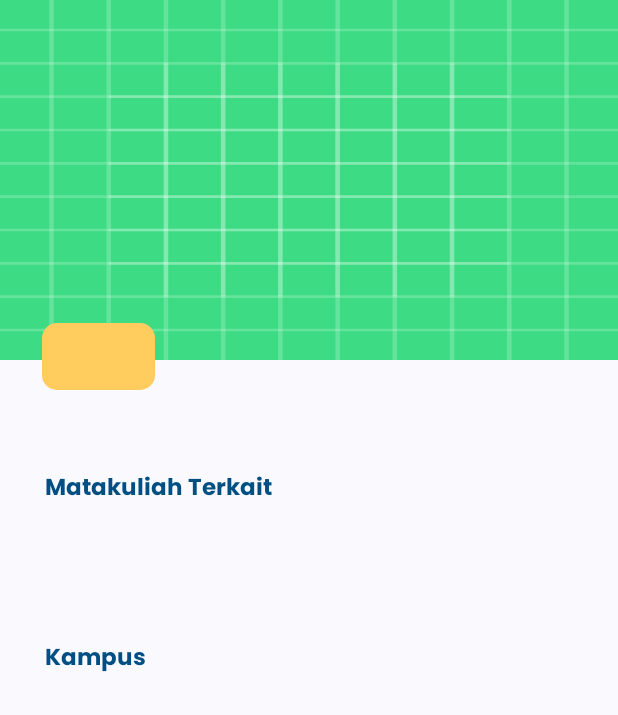
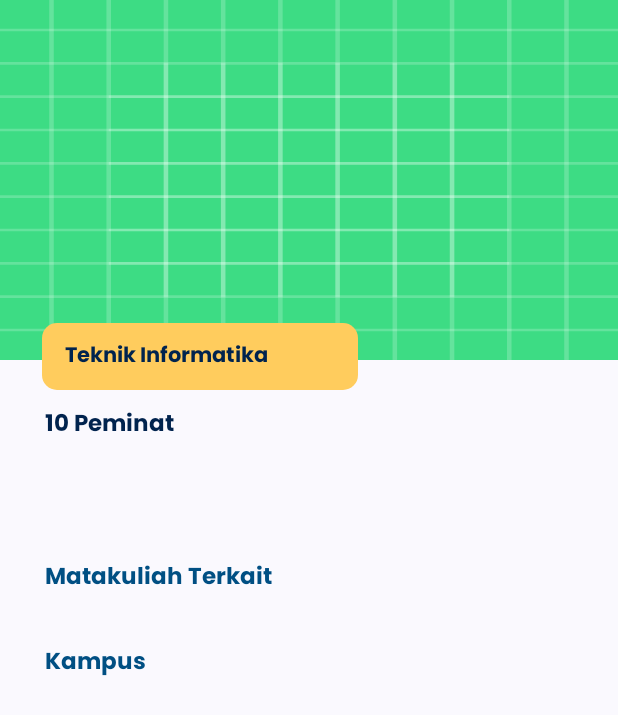
Before and after one commit to Compassion-ly/Compassion.ly, an Android app: the DetailJurusanActivity screen opened directly, with no data from a screen before it, on a phone screen of 412 x 824 dp. Shown: the top 715 px of the screen. Run offline under Robolectric (Android 15) with nearby library versions, the phone set to English and light mode, and no system bars; our stand-ins replace Room's generated code; pictures from the network do not load.

Commit message:
get detail major

```diff
--- a/app/src/main/java/com/capstone/compassionly/repository/core/network/MajorRepository.kt
+++ b/app/src/main/java/com/capstone/compassionly/repository/core/network/MajorRepository.kt
@@ -85,7 +85,7 @@ class MajorRepository {
             }
         } catch (e: HttpException) {
             val jsonInString = e.response()?.errorBody()?.string()
-            val errorBody = Gson().fromJson(jsonInString, ErrorModel::class.java)
+            val errorBody = Gson().fromJson(jsonInString, ErrorMajorDetailModel::class.java)
             val errorMessage = errorBody.detail
             emit(Resources.Error(errorMessage))
         }
--- a/app/src/main/res/layout/activity_detail_jurusan.xml
+++ b/app/src/main/res/layout/activity_detail_jurusan.xml
@@ -1,12 +1,11 @@
-<?xml version="1.0" encoding="utf-8"?>
-
 <ScrollView xmlns:android="http://schemas.android.com/apk/res/android"
+    xmlns:app="http://schemas.android.com/apk/res-auto"
+    xmlns:tools="http://schemas.android.com/tools"
     android:layout_width="match_parent"
     android:layout_height="match_parent"
     android:fitsSystemWindows="true">
 
-    <androidx.constraintlayout.widget.ConstraintLayout xmlns:app="http://schemas.android.com/apk/res-auto"
-        xmlns:tools="http://schemas.android.com/tools"
+    <androidx.constraintlayout.widget.ConstraintLayout
         android:id="@+id/main"
         android:layout_width="match_parent"
         android:layout_height="wrap_content"
@@ -19,7 +18,8 @@
             android:contentDescription="@string/image_major"
             android:scaleType="fitXY"
             android:src="@drawable/ic_launcher_background"
-            app:layout_constraintTop_toTopOf="parent" />
+            app:layout_constraintTop_toTopOf="parent"
+            android:focusableInTouchMode="true"/>
 
         <TextView
             android:id="@+id/tv_major_name"
@@ -32,7 +32,7 @@
             android:paddingVertical="10dp"
             android:paddingStart="15dp"
             android:paddingEnd="60dp"
-            tools:text="Teknik Informatika"
+            android:text="Teknik Informatika"
             android:textColor="@color/md_theme_primary"
             android:textSize="14sp"
             android:textStyle="bold"
@@ -40,18 +40,60 @@
             app:layout_constraintTop_toTopOf="parent" />
 
         <TextView
+            android:id="@+id/tv_peminat"
+            android:layout_width="wrap_content"
+            android:layout_height="wrap_content"
+            android:layout_marginHorizontal="30dp"
+            android:layout_marginTop="10dp"
+            android:fontFamily="@font/poppins"
+            android:text="10 Peminat"
+            android:textColor="@color/md_theme_primary"
+            android:textSize="15sp"
+            android:textStyle="bold"
+            app:layout_constraintStart_toStartOf="parent"
+            app:layout_constraintTop_toBottomOf="@+id/tv_major_name" />
+
+        <TextView
+            android:id="@+id/tv_major_level"
+            android:layout_width="wrap_content"
+            android:layout_height="wrap_content"
+            android:layout_marginHorizontal="30dp"
+            android:layout_marginTop="10dp"
+            android:fontFamily="@font/poppins"
+            tools:text="Undergraduate"
+            android:textColor="@color/md_theme_primary"
+            android:textSize="15sp"
+            android:textStyle="bold"
+            app:layout_constraintEnd_toEndOf="parent"
+            app:layout_constraintTop_toBottomOf="@+id/tv_major_name" />
+
+        <TextView
             android:id="@+id/tv_major_def"
             android:layout_width="match_parent"
             android:layout_height="wrap_content"
             android:layout_marginHorizontal="30dp"
-            android:layout_marginVertical="20dp"
+            android:layout_marginVertical="10dp"
             android:fontFamily="@font/poppins"
             android:justificationMode="inter_word"
-            tools:text="Lorem ipsum dolor sit amet, consectetur adipiscing elit. In sagittis ornare neque et posuere. Lorem ipsum dolor sit amet, consectetur adipiscing elit. In sagittis ornare neque et posuere.Lorem ipsum dolor sit amet, consectetur adipiscing elit. In sagittis ornare neque et posuere.Lorem ipsum dolor sit amet, consectetur adipiscing elit. In sagittis ornare neque et posuere.Lorem ipsum dolor sit amet, consectetur adipiscing elit. In sagittis ornare neque et posuere.Lorem ipsum dolor sit amet, consectetur adipiscing elit. In sagittis ornare neque et posuere.Lorem ipsum dolor sit amet, consectetur adipiscing elit. In sagittis ornare neque et posuere."
+            tools:text="orem ipsum dolor sit amet, consectetur adipiscing elit. In sagittis ornare neque et posuere.Lorem ipsum dolor sit amet, consectetur adipiscing elit. In sagittis ornare neque et posuere.Lorem ipsum dolor sit amet, consectetur adipiscing elit. In sagittis ornare neque et posuere."
             android:textColor="@color/black"
             android:textSize="13sp"
             android:textStyle="normal"
-            app:layout_constraintTop_toBottomOf="@+id/tv_major_name" />
+            app:layout_constraintTop_toBottomOf="@+id/tv_peminat" />
+
+        <TextView
+            android:id="@+id/tv_forwho"
+            android:layout_width="match_parent"
+            android:layout_height="wrap_content"
+            android:layout_marginHorizontal="30dp"
+            android:layout_marginVertical="10dp"
+            android:fontFamily="@font/poppins"
+            android:justificationMode="inter_word"
+            tools:text="Cocok untuk "
+            android:textColor="@color/black"
+            android:textSize="13sp"
+            android:textStyle="normal"
+            app:layout_constraintTop_toBottomOf="@+id/tv_major_def" />
 
         <TextView
             android:id="@+id/tv_course"
@@ -64,18 +106,18 @@
             android:textColor="@color/md_theme_secondary"
             android:textSize="15sp"
             android:textStyle="bold"
-            app:layout_constraintTop_toBottomOf="@+id/tv_major_def" />
+            app:layout_constraintTop_toBottomOf="@+id/tv_forwho" />
 
         <androidx.recyclerview.widget.RecyclerView
             android:id="@+id/rv_courses"
             android:layout_width="0dp"
             android:layout_height="wrap_content"
             android:layout_marginTop="10dp"
-            app:layout_constraintBottom_toBottomOf="parent"
+            app:layout_constraintStart_toStartOf="parent"
             app:layout_constraintEnd_toEndOf="parent"
-            app:layout_constraintStart_toStartOf="parent"
-            app:layout_constraintTop_toBottomOf="@+id/tv_course"
-            tools:listitem="@layout/item_course"/>
+            app:layout_constraintTop_toBottomOf="@id/tv_course"
+            tools:listitem="@layout/item_course"
+            tools:itemCount="5"/>
 
         <TextView
             android:id="@+id/tv_college"
@@ -99,7 +141,8 @@
             app:layout_constraintEnd_toEndOf="parent"
             app:layout_constraintStart_toStartOf="parent"
             app:layout_constraintTop_toBottomOf="@+id/tv_college"
-            tools:listitem="@layout/item_college" />
+            tools:listitem="@layout/item_college"
+            tools:itemCount="5"/>
 
         <ProgressBar
             android:id="@+id/progressBar"
--- a/app/src/main/res/values/strings.xml
+++ b/app/src/main/res/values/strings.xml
@@ -88,4 +88,6 @@
     <string name="hint_recommendation2">Kami memberikan rekomendasi dengan menganalisa hasil pembelajaranmu pada setiap topik yang kamu pelajari.</string>
     <string name="evaluasi">Evaluasi</string>
     <string name="interestrec">Hasil dari pembelajaran yang telah kamu lakukan menunjukan bahwa kamu memiliki ketertarikan pada bidang berikut :</string>
+    <string name="peminat_format">%1$d Peminat</string>
+    <string name="forwho_format">Cocok untuk %s.</string>
 </resources>
```
Also changed, not shown: app/src/main/java/com/capstone/compassionly/presentation/feature/pengantar_jurusan/DetailJurusanActivity.kt (+25 -8 lines), app/src/main/java/com/capstone/compassionly/presentation/feature/pengantar_jurusan/viewmodel/DetailJurusanViewModel.kt (+27 -0 lines).
